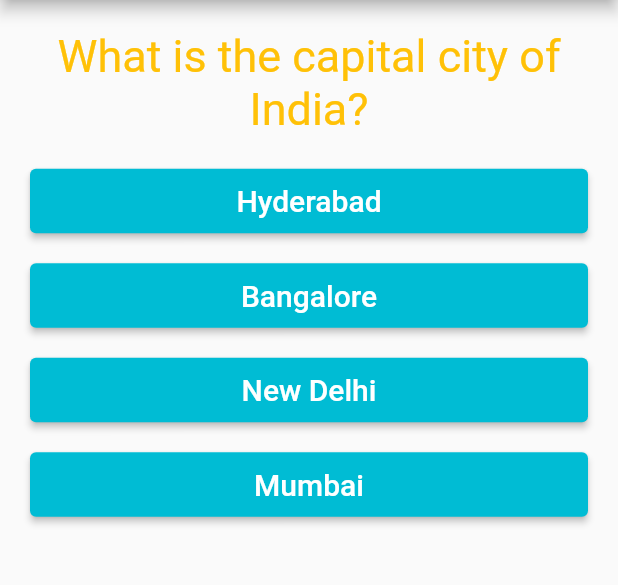
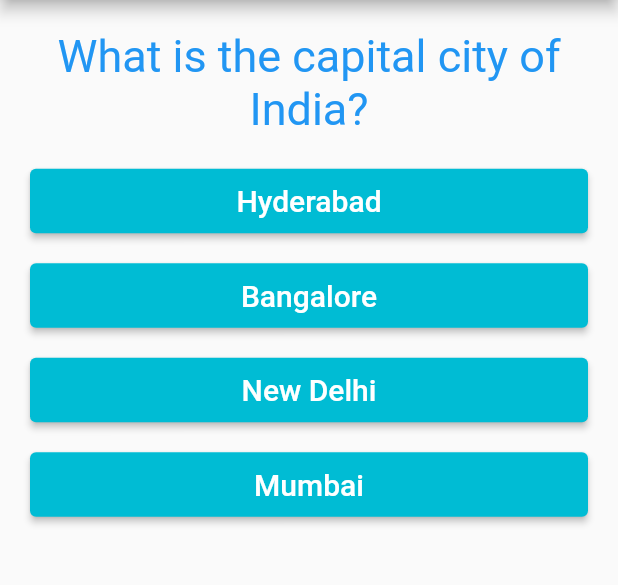
Before and after one commit to tarunsunny3/Flutter-Quiz-App, a Flutter app: the screen it shows after launch, on a phone screen of 412 x 824 dp, the part 84-669 px from its top. Run offline on Flutter 3.47's test engine with Material 2 defaults, Android fonts, the phone set to English and light mode, and no system bars.

```diff
--- a/lib/question.dart
+++ b/lib/question.dart
@@ -12,7 +12,7 @@ class Question extends StatelessWidget {
         padding: EdgeInsets.all(10),
         child: Text(
           questionText,
-          style: TextStyle(color: Colors.amber, fontSize: 30),
+          style: TextStyle(color: Colors.blue, fontSize: 30),
           textAlign: TextAlign.center,
         ));
   }
```
Also changed, not shown: 1 other file.
